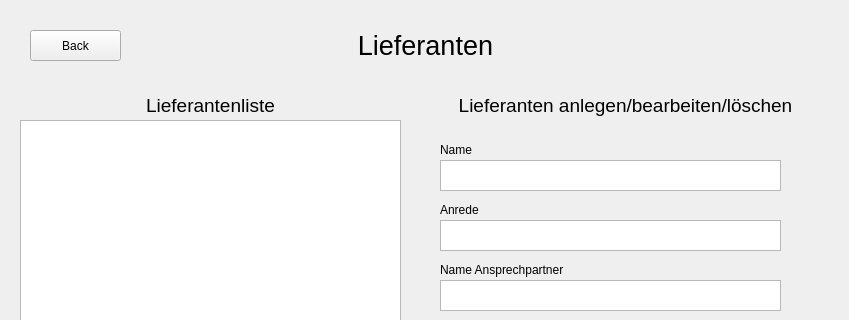
The window that overviewlieferanten.ui (luis-we/SchulaufgabePRO) describes before a commit, drawn with Qt 5; both pictures show x 0 to 849 and y 0 to 320 of the 849 by 727 pixel window.
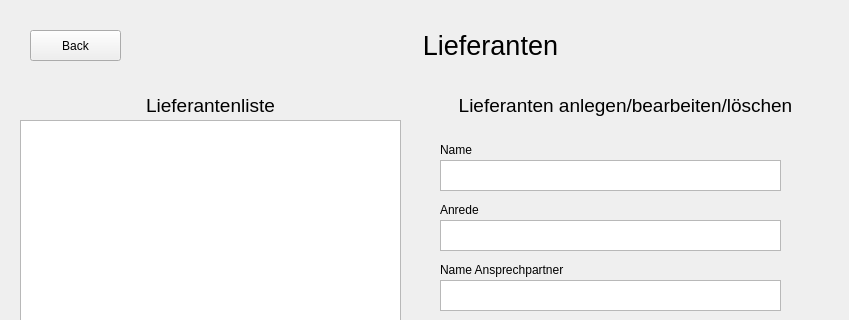
The same window after the commit.

Commit message: Fehler ausgebessert

Diff of the .ui file:
```diff
--- a/overviewlieferanten.ui
+++ b/overviewlieferanten.ui
@@ -29,9 +29,9 @@
   <widget class="QLabel" name="label">
    <property name="geometry">
     <rect>
-     <x>0</x>
+     <x>150</x>
      <y>20</y>
-     <width>851</width>
+     <width>681</width>
      <height>51</height>
     </rect>
    </property>
```
The commit also changes 2 other files.
